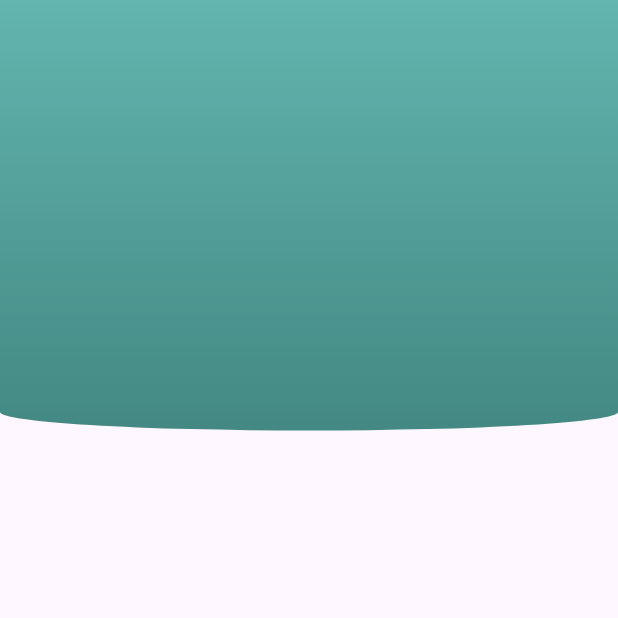
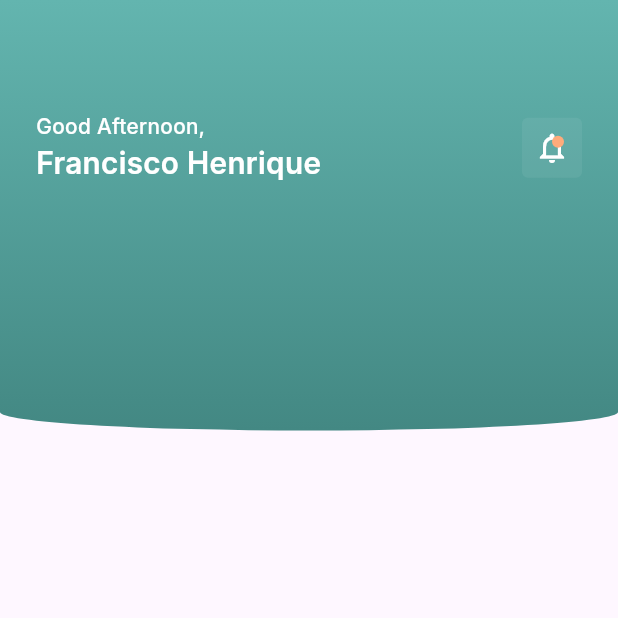
Before and after one commit to fco-henrique/money_app, a Flutter app: the HomePage screen opened directly, on a phone screen of 412 x 824 dp, the top half of it. Run offline on Flutter 3.47's test engine with Material 3 defaults, Android fonts, the phone set to English and light mode, and no system bars; our stand-ins replace firebase_auth, firebase_core, flutter_secure_storage, get_it; accounts and stored records are empty.

Commit message:
feat: added user greeting and notification icon

```diff
--- a/lib/features/home/home_page.dart
+++ b/lib/features/home/home_page.dart
@@ -39,6 +39,58 @@ class _HomePageState extends State<HomePage> {
               height: 287.h,
             )
           ),
+          Positioned(
+            left: 24,
+            right: 24,
+            top: 74.h,
+            child: Row(
+              mainAxisAlignment: MainAxisAlignment.spaceBetween,
+              children: [
+                Column(
+                  crossAxisAlignment: CrossAxisAlignment.start,
+                  children: [
+                    Text(
+                      "Good Afternoon,",
+                      textScaler: TextScaler.linear(textScaleFactor),
+                      style: AppTextStyles.smallText.apply(color: AppColors.white)
+                    ),
+                    Text(
+                      "Francisco Henrique",
+                      textScaler: TextScaler.linear(textScaleFactor),
+                      style: AppTextStyles.mediumText20.apply(color: AppColors.white)
+                    )
+                  ],
+                ),
+                Container(
+                  padding: EdgeInsets.symmetric(
+                    vertical: 8.h,
+                    horizontal: 8.w,
+                  ),
+                  decoration: BoxDecoration(
+                    borderRadius: const BorderRadius.all(Radius.circular(4)),
+                    color: AppColors.white.withValues(alpha: 0.06)
+                  ),
+                  child: Stack(
+                    alignment: AlignmentDirectional(0.5, -0.5),
+                    children: [
+                      Icon(
+                        Icons.notifications_none_outlined,
+                        color: AppColors.white,
+                      ),
+                      Container(
+                        width: 8.w,
+                        height: 8.w,
+                        decoration: BoxDecoration(
+                          color: AppColors.notification,
+                          borderRadius: BorderRadius.circular(4),
+                        ),
+                      )
+                    ],
+                  ),
+                ),
+              ],
+            ),
+          ),
         ],
       )
     );
```
